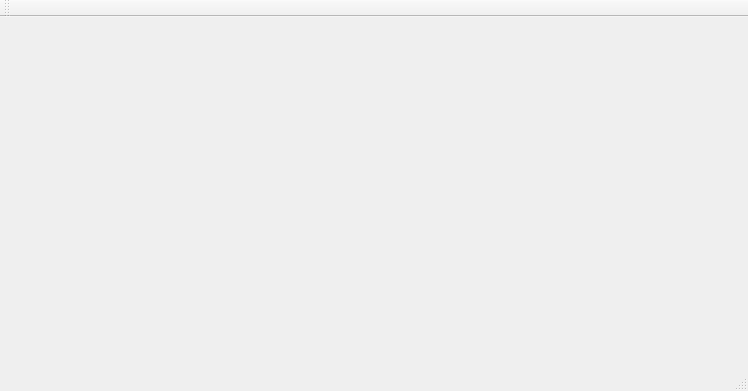
Qt form Practica-2/mainwindow.ui (manuel-fidalgo/Arquitectura-Computadores) before a commit.
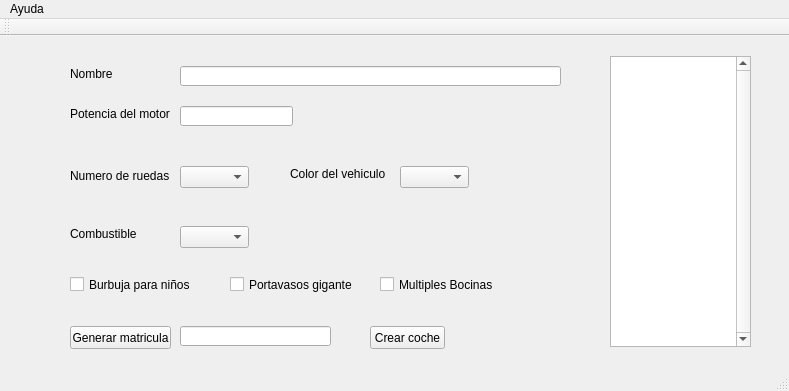
The same form after that commit.

Commit message: Pequeñas modificaciones de la GUI, nada importante

Diff of the .ui file:
```diff
--- a/Practica-2/mainwindow.ui
+++ b/Practica-2/mainwindow.ui
@@ -6,23 +6,240 @@
    <rect>
     <x>0</x>
     <y>0</y>
-    <width>748</width>
+    <width>789</width>
     <height>391</height>
    </rect>
   </property>
   <property name="windowTitle">
    <string>MainWindow</string>
   </property>
-  <widget class="QWidget" name="centralWidget"/>
+  <widget class="QWidget" name="centralWidget">
+   <widget class="QLineEdit" name="lineEdit">
+    <property name="geometry">
+     <rect>
+      <x>180</x>
+      <y>30</y>
+      <width>381</width>
+      <height>20</height>
+     </rect>
+    </property>
+   </widget>
+   <widget class="QComboBox" name="numRuedasComboBox">
+    <property name="geometry">
+     <rect>
+      <x>180</x>
+      <y>130</y>
+      <width>69</width>
+      <height>22</height>
+     </rect>
+    </property>
+   </widget>
+   <widget class="QLineEdit" name="potenciaMotorTextField">
+    <property name="geometry">
+     <rect>
+      <x>180</x>
+      <y>70</y>
+      <width>113</width>
+      <height>20</height>
+     </rect>
+    </property>
+   </widget>
+   <widget class="QComboBox" name="colorComboBox">
+    <property name="geometry">
+     <rect>
+      <x>400</x>
+      <y>130</y>
+      <width>69</width>
+      <height>22</height>
+     </rect>
+    </property>
+    <property name="editable">
+     <bool>false</bool>
+    </property>
+    <property name="currentText">
+     <string comment="Rojo"/>
+    </property>
+   </widget>
+   <widget class="QComboBox" name="cmbustibleComboBox">
+    <property name="geometry">
+     <rect>
+      <x>180</x>
+      <y>190</y>
+      <width>69</width>
+      <height>22</height>
+     </rect>
+    </property>
+   </widget>
+   <widget class="QCheckBox" name="burbujaCheckBox">
+    <property name="geometry">
+     <rect>
+      <x>70</x>
+      <y>240</y>
+      <width>131</width>
+      <height>17</height>
+     </rect>
+    </property>
+    <property name="text">
+     <string>Burbuja para niños</string>
+    </property>
+   </widget>
+   <widget class="QCheckBox" name="portaVasosCheckBox">
+    <property name="geometry">
+     <rect>
+      <x>230</x>
+      <y>240</y>
+      <width>131</width>
+      <height>17</height>
+     </rect>
+    </property>
+    <property name="text">
+     <string>Portavasos gigante</string>
+    </property>
+   </widget>
+   <widget class="QCheckBox" name="bocinasCheckBox">
+    <property name="geometry">
+     <rect>
+      <x>380</x>
+      <y>240</y>
+      <width>131</width>
+      <height>17</height>
+     </rect>
+    </property>
+    <property name="text">
+     <string>Multiples Bocinas</string>
+    </property>
+   </widget>
+   <widget class="QPushButton" name="genMatriculaButton">
+    <property name="geometry">
+     <rect>
+      <x>70</x>
+      <y>290</y>
+      <width>101</width>
+      <height>23</height>
+     </rect>
+    </property>
+    <property name="text">
+     <string>Generar matricula</string>
+    </property>
+   </widget>
+   <widget class="QLabel" name="label">
+    <property name="geometry">
+     <rect>
+      <x>70</x>
+      <y>190</y>
+      <width>71</width>
+      <height>16</height>
+     </rect>
+    </property>
+    <property name="text">
+     <string>Combustible</string>
+    </property>
+   </widget>
+   <widget class="QLabel" name="label_2">
+    <property name="geometry">
+     <rect>
+      <x>70</x>
+      <y>130</y>
+      <width>101</width>
+      <height>20</height>
+     </rect>
+    </property>
+    <property name="text">
+     <string>Numero de ruedas</string>
+    </property>
+   </widget>
+   <widget class="QLabel" name="label_3">
+    <property name="geometry">
+     <rect>
+      <x>290</x>
+      <y>130</y>
+      <width>101</width>
+      <height>16</height>
+     </rect>
+    </property>
+    <property name="text">
+     <string>Color del vehiculo</string>
+    </property>
+   </widget>
+   <widget class="QLabel" name="label_4">
+    <property name="geometry">
+     <rect>
+      <x>70</x>
+      <y>30</y>
+      <width>71</width>
+      <height>16</height>
+     </rect>
+    </property>
+    <property name="text">
+     <string>Nombre</string>
+    </property>
+   </widget>
+   <widget class="QLabel" name="label_5">
+    <property name="geometry">
+     <rect>
+      <x>70</x>
+      <y>70</y>
+      <width>101</width>
+      <height>16</height>
+     </rect>
+    </property>
+    <property name="text">
+     <string>Potencia del motor</string>
+    </property>
+   </widget>
+   <widget class="QLineEdit" name="matriculaTextField">
+    <property name="geometry">
+     <rect>
+      <x>180</x>
+      <y>290</y>
+      <width>151</width>
+      <height>20</height>
+     </rect>
+    </property>
+   </widget>
+   <widget class="QPushButton" name="finalButton">
+    <property name="geometry">
+     <rect>
+      <x>370</x>
+      <y>290</y>
+      <width>75</width>
+      <height>23</height>
+     </rect>
+    </property>
+    <property name="text">
+     <string>Crear coche</string>
+    </property>
+   </widget>
+   <widget class="QListView" name="listView">
+    <property name="geometry">
+     <rect>
+      <x>610</x>
+      <y>20</y>
+      <width>141</width>
+      <height>291</height>
+     </rect>
+    </property>
+    <property name="verticalScrollBarPolicy">
+     <enum>Qt::ScrollBarAlwaysOn</enum>
+    </property>
+   </widget>
+  </widget>
   <widget class="QMenuBar" name="menuBar">
    <property name="geometry">
     <rect>
      <x>0</x>
      <y>0</y>
-     <width>748</width>
+     <width>789</width>
      <height>21</height>
     </rect>
    </property>
+   <widget class="QMenu" name="helpMenu">
+    <property name="title">
+     <string>Ayuda</string>
+    </property>
+    <addaction name="menuItemLicencia"/>
+   </widget>
+   <addaction name="helpMenu"/>
   </widget>
   <widget class="QToolBar" name="mainToolBar">
    <attribute name="toolBarArea">
```
Left out of the diff: 5 changed lines with no effect on the pictures. The commit also changes 2 other files.
